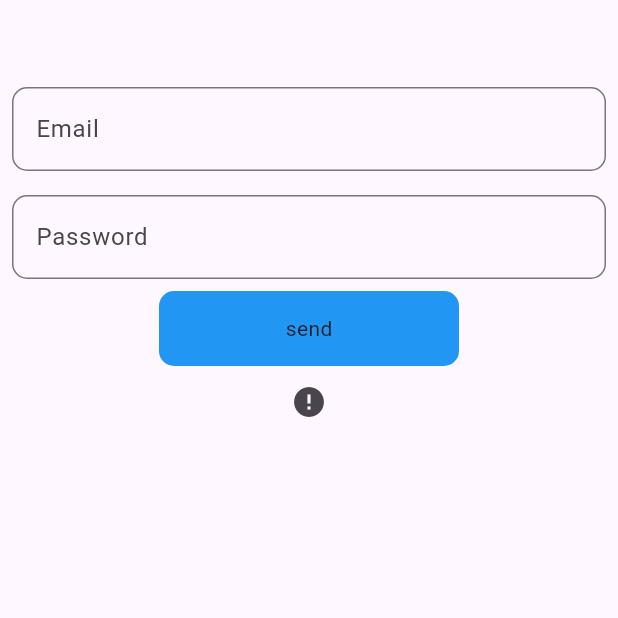
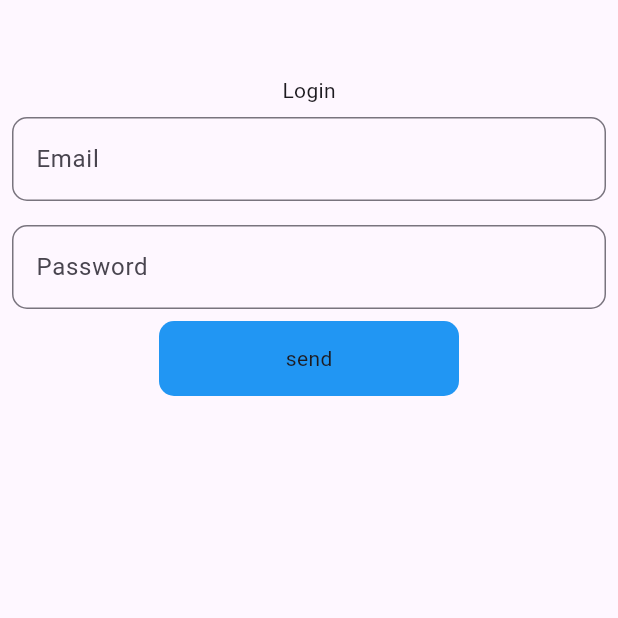
Before and after one commit to H0SAM7/E-Learning-App, a Flutter app: the LoginView screen opened by its route, on a phone screen of 412 x 824 dp, the top half of it. Run offline on Flutter 3.47's test engine with Material 3 defaults, Android fonts, the phone set to English and light mode, and no system bars; our stand-ins replace better_player, bloc, firebase_auth, firebase_core, flutter_bloc, flutter_svg and 5 more; accounts and stored records are empty; project files that could hold a hidden picture were left out.

Commit message:
auth logic finsh

```diff
--- /dev/null
+++ b/lib/core/utils/app_images.dart
@@ -0,0 +1,28 @@
+// ignore_for_file: prefer_single_quotes
+class Assets {
+  Assets._();
+
+  /// Assets for imagesBackground
+  /// assets/images/background.png
+  static const String imagesBackground = "assets/images/background.png";
+
+  /// Assets for imagesLogin
+  /// assets/images/login.svg
+  static const String imagesLogin = "assets/images/login.svg";
+
+  /// Assets for imagesLoginLogo
+  /// assets/images/login_logo.svg
+  static const String imagesLoginLogo = "assets/images/login_logo.svg";
+
+  /// Assets for imagesTest
+  /// assets/images/test.jpg
+  static const String imagesTest = "assets/images/test.jpg";
+
+  /// Assets for imagesTest2
+  /// assets/images/test2.png
+  static const String imagesTest2 = "assets/images/test2.png";
+
+  /// Assets for imagesWelcome
+  /// assets/images/welcome.svg
+  static const String imagesWelcome = "assets/images/welcome.svg";
+}
--- /dev/null
+++ b/lib/core/widgets/custom_progress_hud.dart
@@ -0,0 +1,36 @@
+import 'package:e_learing/core/widgets/custom_loading_indecator.dart';
+import 'package:flutter/material.dart';
+
+
+class CustomProgressHUD extends StatelessWidget {
+  final bool inAsyncCall;
+  final Widget child;
+  final AlignmentGeometry indicatorAlignment;
+ final bool verify;
+const CustomProgressHUD({super.key,
+    required this.inAsyncCall,
+    required this.child,
+    this.indicatorAlignment = Alignment.bottomCenter,
+    this.verify = false,
+  });
+
+  @override
+  Widget build(BuildContext context) {
+    return Stack(
+      children: [
+        child,
+        if (inAsyncCall)
+          Positioned.fill(
+            child: Align(
+              alignment: indicatorAlignment,
+              child: Container(
+                child: verify
+                    ? const CustomLoadingIndicator()
+                    : const CustomLoadingIndicator(),
+              ),
+            ),
+          ),
+      ],
+    );
+  }
+}
--- a/lib/features/auth/presentation/views/login_view.dart
+++ b/lib/features/auth/presentation/views/login_view.dart
@@ -1,10 +1,13 @@
 import 'dart:developer';
 import 'package:e_learing/core/widgets/custom_alert.dart';
-import 'package:e_learing/features/auth/data/auth_repo_impl.dart';
+import 'package:e_learing/core/widgets/custom_progress_hud.dart';
+import 'package:e_learing/core/widgets/loading_dialog.dart';
+import 'package:e_learing/features/auth/manager/auth_cubit/auth_cubit.dart';
 import 'package:e_learing/features/auth/presentation/widgets/custom_send_button.dart';
 import 'package:e_learing/features/auth/presentation/widgets/custom_text_field.dart';
 import 'package:e_learing/features/home/presentation/views/home_view.dart';
 import 'package:flutter/material.dart';
+import 'package:flutter_bloc/flutter_bloc.dart';
 import 'package:rflutter_alert/rflutter_alert.dart';
 
 class LoginView extends StatefulWidget {
@@ -16,16 +19,45 @@ class LoginView extends StatefulWidget {
 }
 
 class _LoginViewState extends State<LoginView> {
+  final GlobalKey<FormState> formKey = GlobalKey<FormState>();
+
   String? email, password;
   @override
   Widget build(BuildContext context) {
-    return Scaffold(
+    return
+         BlocConsumer<AuthCubit, AuthState>(
+      listener: (context, state) {
+        if (state is AuthSuccess) {
+          Navigator.pushReplacementNamed(context, HomeView.id);
+        } else if (state is AuthFailure) {
+          showCustomAlert(
+            context: context,
+            type: AlertType.error,
+            title: 'Error',
+            description: state.errMessage,
+            onPressed: () {
+              Navigator.pop(context);
+            },
+            actionTitle: 'ok',
+          );
+        }
+
+      },
+      builder: (context, state) {
+        return CustomProgressHUD(
+          inAsyncCall: state is AuthLoading,
+          child: AbsorbPointer(
+            absorbing: state is AuthLoading,
+            child: Scaffold(
               body: SingleChildScrollView(
+                child: Form(
+                  key: formKey,
                   child: Column(
                     children: [
                       const SizedBox(
                         height: 50,
                       ),
+                      const Text('Login'),
                       CustomTextFrom(
                         hint: 'Enter your email',
                         label: 'Email',
@@ -43,33 +75,24 @@ class _LoginViewState extends State<LoginView> {
                       CustomSendButton(
                         label: 'send',
                         onTap: () async {
+                          if (formKey.currentState!.validate()) {
                             try {
-                  await AuthRepoImpl()
+                              await BlocProvider.of<AuthCubit>(context)
                                   .login(email: email!, password: password!);
-                  Navigator.pushReplacementNamed(
-                    context,
-                    HomeView.id,
-                  );
-                } catch (e) {}
+                            } catch (e) {
+                              log(e.toString());
+                            }
+                          }
                         },
                       ),
-            IconButton(
-              onPressed: () {
-                showCustomAlert(
-                    context: context,
-                    type: AlertType.error,
-                    title: 'Error',
-                    description: 'there was error',
-                    onPressed: () {
-                       Navigator.pop(context);
-                    },
-                    actionTitle: 'Ok');
-              },
-              icon: const Icon(Icons.error),
-            )
                     ],
                   ),
                 ),
+              ),
+            ),
+          ),
+        );
+      },
     );
   }
 }
--- a/lib/main.dart
+++ b/lib/main.dart
@@ -1,6 +1,8 @@
+import 'package:e_learing/bloc_observer.dart';
 import 'package:e_learing/features/auth/manager/auth_cubit/auth_cubit.dart';
 import 'package:e_learing/features/auth/presentation/views/login_view.dart';
 import 'package:e_learing/features/auth/presentation/views/register_view.dart';
+import 'package:e_learing/features/auth/presentation/views/verification_view.dart';
 import 'package:e_learing/features/home/presentation/views/course_content_view.dart';
 import 'package:e_learing/features/home/presentation/views/home_view.dart';
 import 'package:e_learing/features/splash/views/start_view.dart';
@@ -15,6 +17,7 @@ import 'package:firebase_core/firebase_core.dart';
 
 void main() async {
   WidgetsFlutterBinding.ensureInitialized();
+  Bloc.observer = SimpleBlocObserever();
 
   await Firebase.initializeApp(
     options: DefaultFirebaseOptions.currentPlatform,
@@ -52,6 +55,8 @@ class ELearing extends StatelessWidget {
           RegisterView.id: (context) => const RegisterView(),
           LoginView.id: (context) => const LoginView(),
           StartView.id: (context) => const StartView(),
+                    VerificationView.id: (context) => const VerificationView(),
+
         },
         debugShowCheckedModeBanner: false,
         initialRoute: StartView.id,
```
Also changed, not shown: lib/bloc_observer.dart (added, +35 -0 lines), lib/core/helper/auth_helper.dart (added, +30 -0 lines), lib/core/widgets/custom_button.dart (added, +28 -0 lines), lib/core/widgets/custom_loading_indecator.dart (added, +23 -0 lines), lib/core/widgets/loading_dialog.dart (added, +26 -0 lines), lib/features/auth/manager/auth_cubit/auth_cubit.dart (+28 -5 lines), lib/features/auth/presentation/views/register_view.dart (+52 -14 lines), lib/features/auth/presentation/views/verification_view.dart (added, +14 -0 lines), lib/features/splash/views/start_view.dart (+35 -9 lines), pubspec.yaml (+9 -0 lines), assets/images/background.png (added), assets/images/login.svg (added), assets/images/login_logo.svg (added), assets/images/welcome.svg (added), 1 more files, 3 other files. Lines whose indentation alone changed are shown as unchanged.
